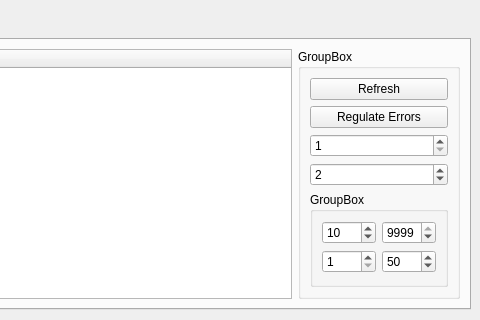
eroots/pyMT, file pyMT/DataGUI/data_plot.ui: the form before one commit; both pictures show x 858 to 1338 and y 81 to 401 of the 1338 by 847 pixel window.
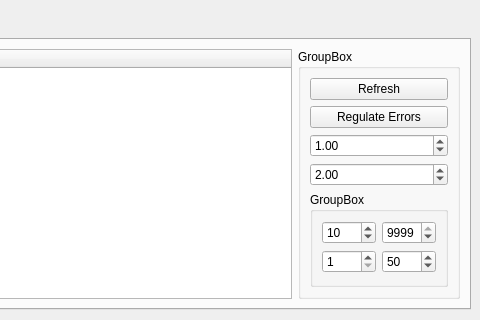
The form after the commit.

The edit to the form file:
```diff
--- a/pyMT/DataGUI/data_plot.ui
+++ b/pyMT/DataGUI/data_plot.ui
@@ -655,19 +655,22 @@
              </widget>
             </item>
             <item>
-             <widget class="QSpinBox" name="width">
+             <widget class="QDoubleSpinBox" name="width">
               <property name="minimum">
-               <number>1</number>
+               <double>0.100000000000000</double>
               </property>
               <property name="value">
-               <number>1</number>
+               <double>1.000000000000000</double>
               </property>
              </widget>
             </item>
             <item>
-             <widget class="QSpinBox" name="mult">
+             <widget class="QDoubleSpinBox" name="mult">
+              <property name="minimum">
+               <double>0.100000000000000</double>
+              </property>
               <property name="value">
-               <number>2</number>
+               <double>2.000000000000000</double>
               </property>
              </widget>
             </item>
```
